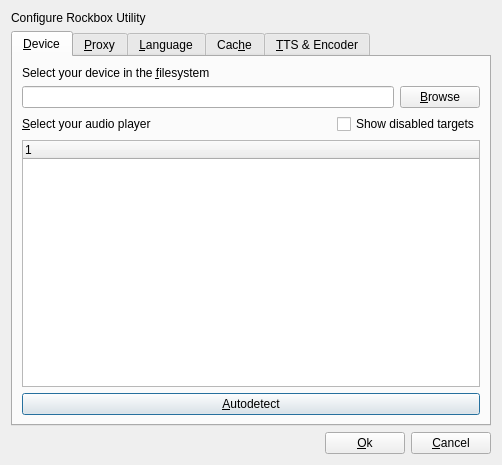
First picture: the form in rbutil/rbutilqt/configurefrm.ui, repository pamaury/rockbox, before the edit.
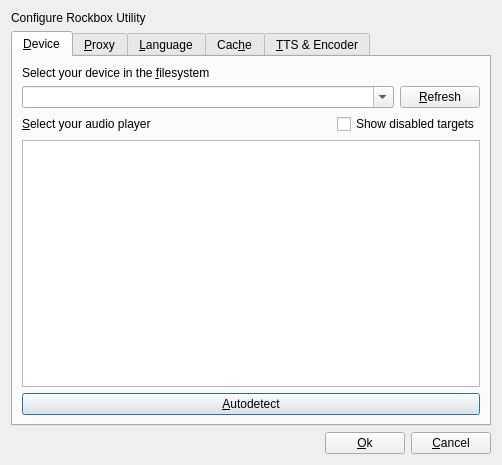
Second picture: the form after the edit. Icons and pictures are not drawn.

Commit message:
Replace mountpoint selection with combo box.
Instead of entering the mountpoint via a tree browser or manually use a combo
box that lists all available drives / mountpoints. This also allows to easily
add more information like the free and total size for each mountpoint. For
development this can still be overriden by editing the dropdown value manually.

```diff
--- a/rbutil/rbutilqt/configurefrm.ui
+++ b/rbutil/rbutilqt/configurefrm.ui
@@ -13,8 +13,8 @@
   <property name="windowTitle">
    <string>Configuration</string>
   </property>
-  <layout class="QGridLayout">
-   <item row="0" column="0" colspan="3">
+  <layout class="QGridLayout" name="gridLayout_2">
+   <item row="0" column="0">
     <widget class="QLabel" name="labelTitle">
      <property name="text">
       <string>Configure Rockbox Utility</string>
@@ -34,7 +34,7 @@
       <attribute name="title">
        <string>&amp;Device</string>
       </attribute>
-      <layout class="QGridLayout">
+      <layout class="QGridLayout" name="gridLayout">
        <item row="0" column="0" colspan="2">
         <widget class="QLabel" name="labelMountPoint">
          <property name="text">
@@ -46,26 +46,26 @@
         </widget>
        </item>
        <item row="1" column="0" colspan="3">
-        <layout class="QHBoxLayout">
-         <item>
-          <widget class="QLineEdit" name="mountPoint"/>
-         </item>
-         <item>
-          <widget class="QPushButton" name="browseMountPoint">
+        <widget class="QComboBox" name="mountPoint">
+         <property name="editable">
+          <bool>true</bool>
+         </property>
+        </widget>
+       </item>
+       <item row="1" column="3">
+        <widget class="QPushButton" name="refreshMountPoint">
            <property name="text">
-            <string>&amp;Browse</string>
+          <string>&amp;Refresh</string>
            </property>
            <property name="icon">
             <iconset resource="rbutilqt.qrc">
-             <normaloff>:/icons/system-search.png</normaloff>:/icons/system-search.png</iconset>
+           <normaloff>:/icons/view-refresh.png</normaloff>:/icons/view-refresh.png</iconset>
            </property>
            <property name="autoDefault">
             <bool>false</bool>
            </property>
           </widget>
          </item>
-        </layout>
-       </item>
        <item row="2" column="0">
         <widget class="QLabel" name="labelPlayer">
          <property name="text">
@@ -89,17 +89,26 @@
          </property>
         </spacer>
        </item>
-       <item row="2" column="2">
+       <item row="2" column="2" colspan="2">
         <widget class="QCheckBox" name="showDisabled">
          <property name="text">
           <string>Show disabled targets</string>
          </property>
         </widget>
        </item>
-       <item row="3" column="0" colspan="3">
-        <widget class="QTreeWidget" name="treeDevices"/>
+       <item row="3" column="0" colspan="4">
+        <widget class="QTreeWidget" name="treeDevices">
+         <attribute name="headerVisible">
+          <bool>false</bool>
+         </attribute>
+         <column>
+          <property name="text">
+           <string notr="true">1</string>
+          </property>
+         </column>
+        </widget>
        </item>
-       <item row="4" column="0" colspan="3">
+       <item row="4" column="0" colspan="4">
         <widget class="QPushButton" name="buttonAutodetect">
          <property name="text">
           <string>&amp;Autodetect</string>
```
Lines whose indentation alone changed are shown as unchanged. The commit also changes 2 other files.
